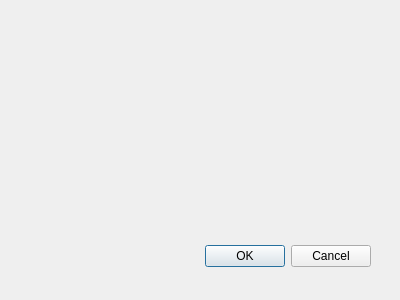
Before: the Qt Designer form osmDownloader_dialog_base.ui in lcoandrade/OSMDownloader, drawn with Qt 5.
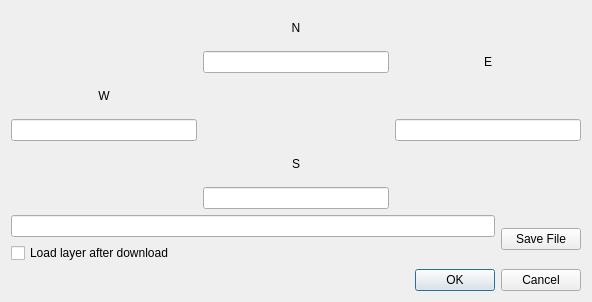
After: the same form once the commit is applied.

The edit to the form file:
```diff
--- a/osmDownloader_dialog_base.ui
+++ b/osmDownloader_dialog_base.ui
@@ -1,33 +1,126 @@
 <ui version="4.0" >
  <class>OSMDownloaderDialogBase</class>
- <widget class="QDialog" name="OSMDownloaderDialogBase" >
-  <property name="geometry" >
+ <widget class="QDialog" name="OSMDownloaderDialogBase">
+  <property name="geometry">
    <rect>
     <x>0</x>
     <y>0</y>
-    <width>400</width>
-    <height>300</height>
+    <width>592</width>
+    <height>302</height>
    </rect>
   </property>
   <property name="windowTitle" >
    <string>OSM Downloader</string>
   </property>
-  <widget class="QDialogButtonBox" name="button_box" >
-   <property name="geometry" >
-    <rect>
-     <x>30</x>
-     <y>240</y>
-     <width>341</width>
-     <height>32</height>
-    </rect>
-   </property>
-   <property name="orientation" >
-    <enum>Qt::Horizontal</enum>
-   </property>
-   <property name="standardButtons" >
-    <set>QDialogButtonBox::Cancel|QDialogButtonBox::Ok</set>
-   </property>
-  </widget>
+  <layout class="QGridLayout" name="gridLayout_2">
+   <item row="0" column="0">
+    <layout class="QGridLayout" name="gridLayout">
+     <item row="0" column="1">
+      <layout class="QVBoxLayout" name="verticalLayout_4">
+       <item>
+        <widget class="QLabel" name="label">
+         <property name="text">
+          <string>N</string>
+         </property>
+         <property name="alignment">
+          <set>Qt::AlignCenter</set>
+         </property>
+        </widget>
+       </item>
+       <item>
+        <widget class="QLineEdit" name="nEdit"/>
+       </item>
+      </layout>
+     </item>
+     <item row="0" column="2" rowspan="2">
+      <layout class="QVBoxLayout" name="verticalLayout_3">
+       <item>
+        <widget class="QLabel" name="label_4">
+         <property name="text">
+          <string>E</string>
+         </property>
+         <property name="alignment">
+          <set>Qt::AlignCenter</set>
+         </property>
+        </widget>
+       </item>
+       <item>
+        <widget class="QLineEdit" name="eEdit"/>
+       </item>
+      </layout>
+     </item>
+     <item row="1" column="0">
+      <layout class="QVBoxLayout" name="verticalLayout">
+       <item>
+        <widget class="QLabel" name="label_2">
+         <property name="text">
+          <string>W</string>
+         </property>
+         <property name="alignment">
+          <set>Qt::AlignCenter</set>
+         </property>
+        </widget>
+       </item>
+       <item>
+        <widget class="QLineEdit" name="wEdit"/>
+       </item>
+      </layout>
+     </item>
+     <item row="2" column="1">
+      <layout class="QVBoxLayout" name="verticalLayout_2">
+       <item>
+        <widget class="QLabel" name="label_3">
+         <property name="text">
+          <string>S</string>
+         </property>
+         <property name="alignment">
+          <set>Qt::AlignCenter</set>
+         </property>
+        </widget>
+       </item>
+       <item>
+        <widget class="QLineEdit" name="sEdit"/>
+       </item>
+      </layout>
+     </item>
+    </layout>
+   </item>
+   <item row="1" column="0">
+    <layout class="QHBoxLayout" name="horizontalLayout">
+     <item>
+      <layout class="QVBoxLayout" name="verticalLayout_5">
+       <item>
+        <widget class="QLineEdit" name="filenameEdit"/>
+       </item>
+       <item>
+        <widget class="QCheckBox" name="checkBox">
+         <property name="text">
+          <string>Load layer after download</string>
+         </property>
+        </widget>
+       </item>
+      </layout>
+     </item>
+     <item>
+      <widget class="QPushButton" name="saveButton">
+       <property name="text">
+        <string>Save File</string>
+       </property>
+      </widget>
+     </item>
+    </layout>
+   </item>
+   <item row="2" column="0">
+    <widget class="QDialogButtonBox" name="button_box">
+     <property name="orientation">
+      <enum>Qt::Horizontal</enum>
+     </property>
+     <property name="standardButtons">
+      <set>QDialogButtonBox::Cancel|QDialogButtonBox::Ok</set>
+     </property>
+    </widget>
+   </item>
+  </layout>
  </widget>
  <resources/>
  <connections>
```
Left out of the diff: 29 changed lines with no effect on the pictures.
